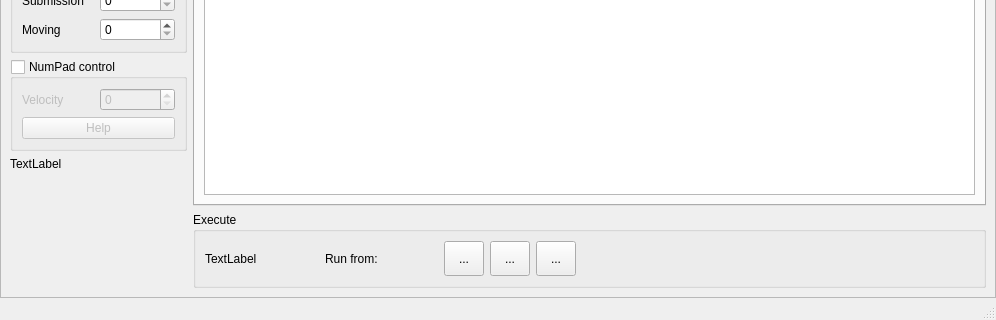
eduard-x/cnc-qt, file sources/forms/MainWindow.ui: the form before one commit; both pictures show x 0 to 996 and y 420 to 740 of the 996 by 740 pixel window.
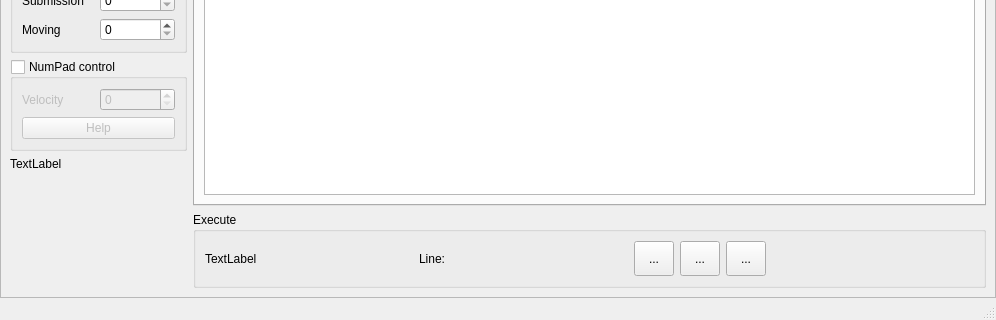
The form after the commit. Icons and pictures are not drawn.

Commit message: set progress ranges from selection

```diff
--- a/sources/forms/MainWindow.ui
+++ b/sources/forms/MainWindow.ui
@@ -1503,7 +1503,7 @@
                </sizepolicy>
               </property>
               <property name="text">
-               <string>Run from:</string>
+               <string>Line:</string>
               </property>
              </widget>
             </item>
@@ -1565,7 +1565,7 @@
               </property>
               <property name="sizeHint" stdset="0">
                <size>
-                <width>398</width>
+                <width>40</width>
                 <height>20</height>
                </size>
               </property>
```
The commit also changes 1 other file.
